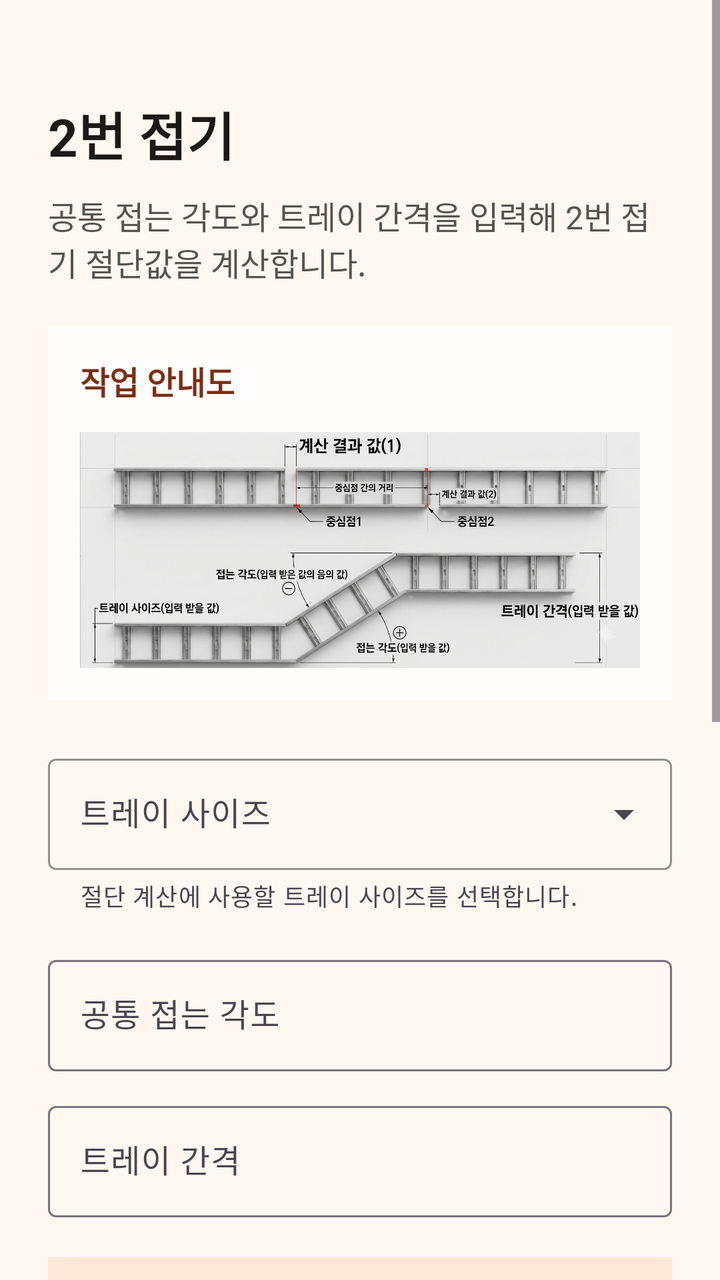
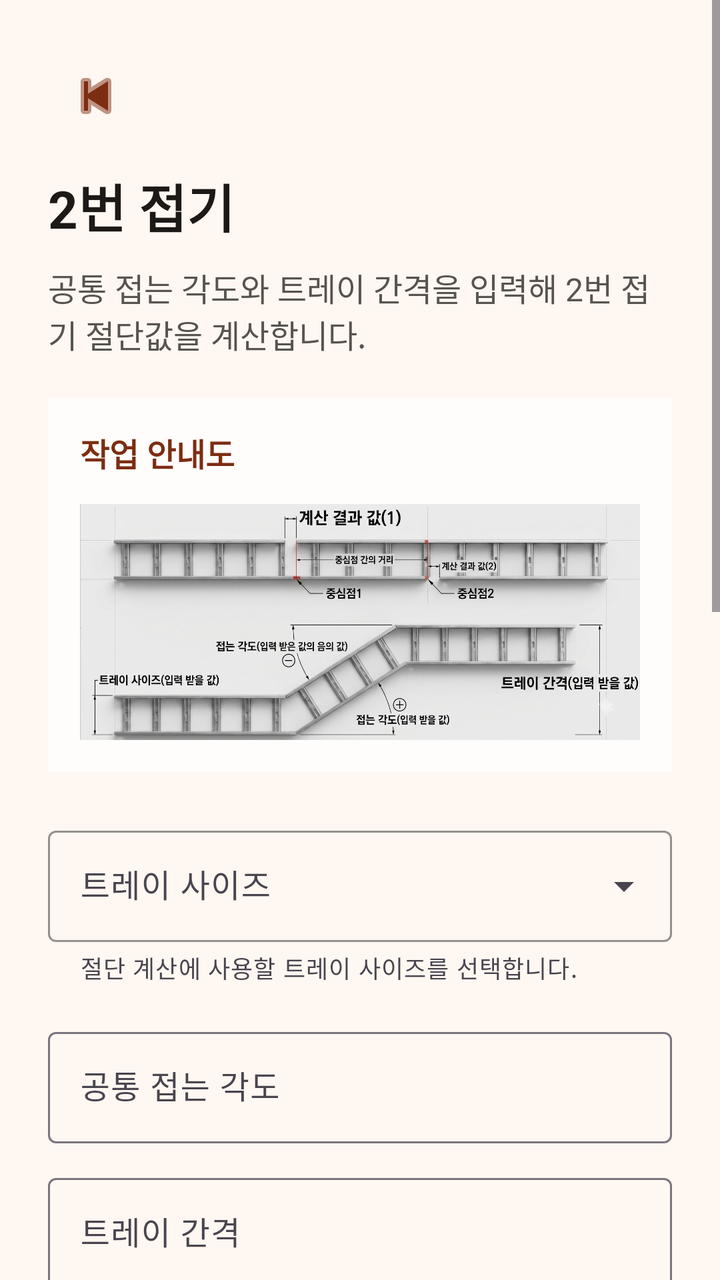

Compare the two renders of this Android layout. The source of the first and the diff that turns it into the second are given below.
<!-- AndroidManifest.xml: application theme Theme.RiskSiteApp -->
<!-- res/layout/activity_two_fold.xml -->
<?xml version="1.0" encoding="utf-8"?>
<ScrollView xmlns:android="http://schemas.android.com/apk/res/android"
    xmlns:app="http://schemas.android.com/apk/res-auto"
    android:layout_width="match_parent"
    android:layout_height="match_parent"
    android:background="#FFF7F1">

    <LinearLayout
        android:layout_width="match_parent"
        android:layout_height="wrap_content"
        android:orientation="vertical"
        android:padding="24dp">

        <TextView
            android:layout_width="wrap_content"
            android:layout_height="wrap_content"
            android:layout_marginTop="24dp"
            android:text="@string/two_fold_title"
            android:textColor="#1C1917"
            android:textSize="26sp"
            android:textStyle="bold" />

        <TextView
            android:layout_width="wrap_content"
            android:layout_height="wrap_content"
            android:layout_marginTop="10dp"
            android:text="@string/two_fold_subtitle"
            android:textColor="#57534E"
            android:textSize="16sp" />

        <LinearLayout
            android:layout_width="match_parent"
            android:layout_height="wrap_content"
            android:layout_marginTop="20dp"
            android:background="#FFFDFB"
            android:orientation="vertical"
            android:padding="16dp">

            <TextView
                android:layout_width="wrap_content"
                android:layout_height="wrap_content"
                android:text="@string/two_fold_guide_title"
                android:textColor="#7C2D12"
                android:textSize="16sp"
                android:textStyle="bold" />

            <ImageView
                android:id="@+id/twoFoldGuideImageView"
                android:layout_width="match_parent"
                android:layout_height="wrap_content"
                android:layout_marginTop="14dp"
                android:adjustViewBounds="true"
                android:clickable="true"
                android:contentDescription="@string/two_fold_guide_title"
                android:focusable="true"
                android:src="@drawable/two_fold_guide_reference" />
        </LinearLayout>

        <com.google.android.material.textfield.TextInputLayout
            android:id="@+id/twoFoldTraySizeInputLayout"
            style="@style/Widget.Material3.TextInputLayout.OutlinedBox.ExposedDropdownMenu"
            android:layout_width="match_parent"
            android:layout_height="wrap_content"
            android:layout_marginTop="24dp"
            android:hint="@string/two_fold_tray_size_hint"
            app:boxStrokeColor="#C2410C"
            app:helperText="@string/two_fold_tray_size_helper">

            <com.google.android.material.textfield.MaterialAutoCompleteTextView
                android:id="@+id/twoFoldTraySizeInput"
                android:layout_width="match_parent"
                android:layout_height="wrap_content"
                android:focusable="false"
                android:inputType="none"
                android:maxLines="1" />
        </com.google.android.material.textfield.TextInputLayout>

        <LinearLayout
            android:id="@+id/parallelModeSection"
            android:layout_width="match_parent"
            android:layout_height="wrap_content"
            android:layout_marginTop="18dp"
            android:orientation="vertical">

            <com.google.android.material.textfield.TextInputLayout
                android:id="@+id/parallelAngleInputLayout"
                style="@style/Widget.Material3.TextInputLayout.OutlinedBox"
                android:layout_width="match_parent"
                android:layout_height="wrap_content"
                android:hint="@string/two_fold_parallel_angle_hint">

                <com.google.android.material.textfield.TextInputEditText
                    android:id="@+id/parallelAngleInput"
                    android:layout_width="match_parent"
                    android:layout_height="wrap_content"
                    android:inputType="numberDecimal"
                    android:maxLines="1" />
            </com.google.android.material.textfield.TextInputLayout>

            <com.google.android.material.textfield.TextInputLayout
                android:id="@+id/trayGapInputLayout"
                style="@style/Widget.Material3.TextInputLayout.OutlinedBox"
                android:layout_width="match_parent"
                android:layout_height="wrap_content"
                android:layout_marginTop="12dp"
                android:hint="@string/two_fold_gap_hint">

                <com.google.android.material.textfield.TextInputEditText
                    android:id="@+id/trayGapInput"
                    android:layout_width="match_parent"
                    android:layout_height="wrap_content"
                    android:inputType="numberDecimal"
                    android:maxLines="1" />
            </com.google.android.material.textfield.TextInputLayout>
        </LinearLayout>

        <LinearLayout
            android:layout_width="match_parent"
            android:layout_height="wrap_content"
            android:layout_marginTop="20dp"
            android:layout_marginBottom="28dp"
            android:background="#FDE7D8"
            android:orientation="vertical"
            android:padding="20dp">

            <TextView
                android:layout_width="wrap_content"
                android:layout_height="wrap_content"
                android:text="@string/two_fold_final_angle_label"
                android:textColor="#7C2D12"
                android:textSize="14sp"
                android:textStyle="bold" />

            <TextView
                android:id="@+id/finalAngleValueText"
                android:layout_width="wrap_content"
                android:layout_height="wrap_content"
                android:layout_marginTop="6dp"
                android:text="@string/two_fold_final_angle_default"
                android:textColor="#9A3412"
                android:textSize="30sp"
                android:textStyle="bold" />

            <TextView
                android:layout_width="wrap_content"
                android:layout_height="wrap_content"
                android:layout_marginTop="18dp"
                android:text="@string/two_fold_cut_label_1"
                android:textColor="#7C2D12"
                android:textSize="14sp"
                android:textStyle="bold" />

            <TextView
                android:id="@+id/cutPoint1ValueText"
                android:layout_width="match_parent"
                android:layout_height="wrap_content"
                android:layout_marginTop="6dp"
                android:text="@string/two_fold_cut_default_1"
                android:textColor="#9A3412"
                android:textSize="24sp"
                android:textStyle="bold" />

            <TextView
                android:layout_width="wrap_content"
                android:layout_height="wrap_content"
                android:layout_marginTop="18dp"
                android:text="@string/two_fold_cut_label_2"
                android:textColor="#7C2D12"
                android:textSize="14sp"
                android:textStyle="bold" />

            <TextView
                android:id="@+id/cutPoint2ValueText"
                android:layout_width="match_parent"
                android:layout_height="wrap_content"
                android:layout_marginTop="6dp"
                android:text="@string/two_fold_cut_default_2"
                android:textColor="#9A3412"
                android:textSize="24sp"
                android:textStyle="bold" />

            <TextView
                android:layout_width="wrap_content"
                android:layout_height="wrap_content"
                android:layout_marginTop="18dp"
                android:text="@string/two_fold_center_distance_label"
                android:textColor="#7C2D12"
                android:textSize="14sp"
                android:textStyle="bold" />

            <TextView
                android:id="@+id/centerDistanceValueText"
                android:layout_width="match_parent"
                android:layout_height="wrap_content"
                android:layout_marginTop="6dp"
                android:text="@string/two_fold_center_distance_default"
                android:textColor="#9A3412"
                android:textSize="24sp"
                android:textStyle="bold" />
        </LinearLayout>

    </LinearLayout>
</ScrollView>
<!-- resources referenced by this layout -->
<resources>
  <!-- drawable two_fold_guide_reference: png bitmap (drawable-nodpi, 846357 bytes) -->
  <string name="two_fold_center_distance_default">평행 180도 모드에서 계산됩니다.</string>
  <string name="two_fold_center_distance_label">중심점 간 거리</string>
  <string name="two_fold_cut_default_1">절단점 1 결과가 여기에 표시됩니다.</string>
  <string name="two_fold_cut_default_2">절단점 2 결과가 여기에 표시됩니다.</string>
  <string name="two_fold_cut_label_1">절단점 1</string>
  <string name="two_fold_cut_label_2">절단점 2</string>
  <string name="two_fold_final_angle_default">0도</string>
  <string name="two_fold_final_angle_label">최종 각도</string>
  <string name="two_fold_gap_hint">트레이 간격</string>
  <string name="two_fold_guide_title">작업 안내도</string>
  <string name="two_fold_parallel_angle_hint">공통 접는 각도</string>
  <string name="two_fold_subtitle">공통 접는 각도와 트레이 간격을 입력해 2번 접기 절단값을 계산합니다.</string>
  <string name="two_fold_title">2번 접기</string>
  <string name="two_fold_tray_size_helper">절단 계산에 사용할 트레이 사이즈를 선택합니다.</string>
  <string name="two_fold_tray_size_hint">트레이 사이즈</string>
  <style name="Theme.RiskSiteApp" parent="Theme.Material3.Light.NoActionBar">
          <item name="android:statusBarColor" tools:targetApi="l">#FFF7F1</item>
          <item name="colorPrimary">#9A3412</item>
          <item name="colorOnPrimary">#FFFFFF</item>
          <item name="colorSurface">#FFF7F1</item>
          <item name="colorOnSurface">#1C1917</item>
      </style>
</resources>

<!-- the commit's change to res/layout/activity_two_fold.xml (unified diff, before → after) -->
@@ -11,10 +11,20 @@
         android:orientation="vertical"
         android:padding="24dp">
 
+        <ImageButton
+            android:id="@+id/backButton"
+            android:layout_width="48dp"
+            android:layout_height="48dp"
+            android:background="?attr/selectableItemBackgroundBorderless"
+            android:contentDescription="@string/back_button"
+            android:padding="12dp"
+            android:src="@android:drawable/ic_media_previous"
+            android:tint="#7C2D12" />
+
         <TextView
             android:layout_width="wrap_content"
             android:layout_height="wrap_content"
-            android:layout_marginTop="24dp"
+            android:layout_marginTop="12dp"
             android:text="@string/two_fold_title"
             android:textColor="#1C1917"
             android:textSize="26sp"
@@ -197,6 +207,34 @@
                 android:textColor="#9A3412"
                 android:textSize="24sp"
                 android:textStyle="bold" />
+
+            <TextView
+                android:layout_width="wrap_content"
+                android:layout_height="wrap_content"
+                android:layout_marginTop="18dp"
+                android:text="@string/two_fold_horizontal_reduction_label"
+                android:textColor="#7C2D12"
+                android:textSize="14sp"
+                android:textStyle="bold" />
+
+            <TextView
+                android:id="@+id/horizontalReductionValueText"
+                android:layout_width="match_parent"
+                android:layout_height="wrap_content"
+                android:layout_marginTop="6dp"
+                android:text="@string/two_fold_horizontal_reduction_default"
+                android:textColor="#9A3412"
+                android:textSize="24sp"
+                android:textStyle="bold" />
+
+            <TextView
+                android:id="@+id/connectorWarningText"
+                android:layout_width="match_parent"
+                android:layout_height="wrap_content"
+                android:layout_marginTop="12dp"
+                android:text="@string/two_fold_connector_warning_default"
+                android:textColor="#7C2D12"
+                android:textSize="14sp" />
         </LinearLayout>
 
     </LinearLayout>
<!-- resource entries referenced after the edit -->
@@ -1,8 +1,10 @@
 <!-- resources referenced by this layout -->
 <resources>
   <!-- drawable two_fold_guide_reference: png bitmap (drawable-nodpi, 846357 bytes) -->
+  <string name="back_button">뒤로가기</string>
   <string name="two_fold_center_distance_default">평행 180도 모드에서 계산됩니다.</string>
   <string name="two_fold_center_distance_label">중심점 간 거리</string>
+  <string name="two_fold_connector_warning_default">중심점 거리 계산 후 연결대 설치 가능 여부가 표시됩니다.</string>
   <string name="two_fold_cut_default_1">절단점 1 결과가 여기에 표시됩니다.</string>
   <string name="two_fold_cut_default_2">절단점 2 결과가 여기에 표시됩니다.</string>
   <string name="two_fold_cut_label_1">절단점 1</string>
@@ -11,6 +13,8 @@
   <string name="two_fold_final_angle_label">최종 각도</string>
   <string name="two_fold_gap_hint">트레이 간격</string>
   <string name="two_fold_guide_title">작업 안내도</string>
+  <string name="two_fold_horizontal_reduction_default">중심점 거리 계산 후 표시됩니다.</string>
+  <string name="two_fold_horizontal_reduction_label">절곡 후 줄어진 길이</string>
   <string name="two_fold_parallel_angle_hint">공통 접는 각도</string>
   <string name="two_fold_subtitle">공통 접는 각도와 트레이 간격을 입력해 2번 접기 절단값을 계산합니다.</string>
   <string name="two_fold_title">2번 접기</string>
